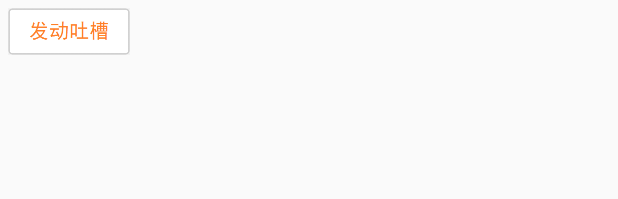
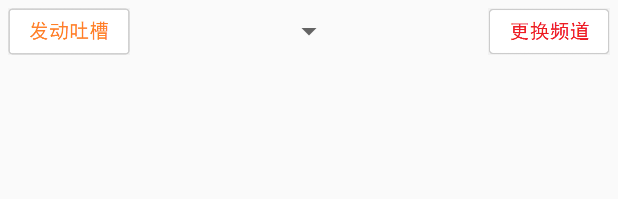
Before and after one commit to djnxy/weibo_tv, an Android app: the layout tucao_inter.xml on its own in the app's theme, with its tools: preview values and no code run, on a phone screen of 412 x 824 dp. Shown: the top 199 px of the screen. Run offline under Robolectric (Android 15) with nearby library versions, the phone set to English and light mode, and no system bars.

Commit message:
add change tv in tucao

```diff
--- a/app/src/main/java/com/example/xinyu10/newir/MainActivity.java
+++ b/app/src/main/java/com/example/xinyu10/newir/MainActivity.java
@@ -59,6 +59,11 @@ public class MainActivity extends FragmentActivity implements OnClickListener {
 
 
     public void onSendClick_1(View view){
+        String[] nums = {"6","3","1"};
+        callTVSender(nums);
+    }
+
+    public void onTucaoChangeTV(View view){
         String[] nums = {"6","3","1"};
         callTVSender(nums);
     }
--- a/app/src/main/res/layout/feed.xml
+++ b/app/src/main/res/layout/feed.xml
@@ -12,7 +12,9 @@
     <RelativeLayout
         android:id="@+id/feed_pusher"
         android:layout_width="fill_parent"
-        android:layout_height="50dp" >
+        android:layout_height="50dp"
+        android:focusable="true"
+        android:focusableInTouchMode="true">
         <EditText
             android:layout_width="260dp"
             android:layout_height="40dp"
--- a/app/src/main/res/layout/tucao_inter.xml
+++ b/app/src/main/res/layout/tucao_inter.xml
@@ -12,6 +12,26 @@
         android:layout_margin="5dp"
         android:onClick="onTucaoButtonClick" />
 
+    <Spinner
+        android:layout_width="wrap_content"
+        android:layout_height="31dp"
+        android:id="@+id/show_selector"
+        android:layout_marginLeft="91dp"
+        android:layout_marginRight="91dp"
+        android:layout_marginTop="5dp"
+        android:layout_marginBottom="5dp"
+        android:layout_centerHorizontal="true" />
+
+    <ImageButton
+        android:layout_width="81dp"
+        android:layout_height="31dp"
+        android:id="@+id/tucao_change_button"
+        android:background="@drawable/button"
+        android:adjustViewBounds="true"
+        android:layout_margin="5dp"
+        android:layout_alignParentRight="true"
+        android:onClick="onTucaoChangeTV" />
+
     <ListView
         android:id="@+id/tucao_list"
         android:layout_width="match_parent"
```
Also changed, not shown: app/src/main/java/com/example/xinyu10/newir/TucaoInter.java (+7 -0 lines).
